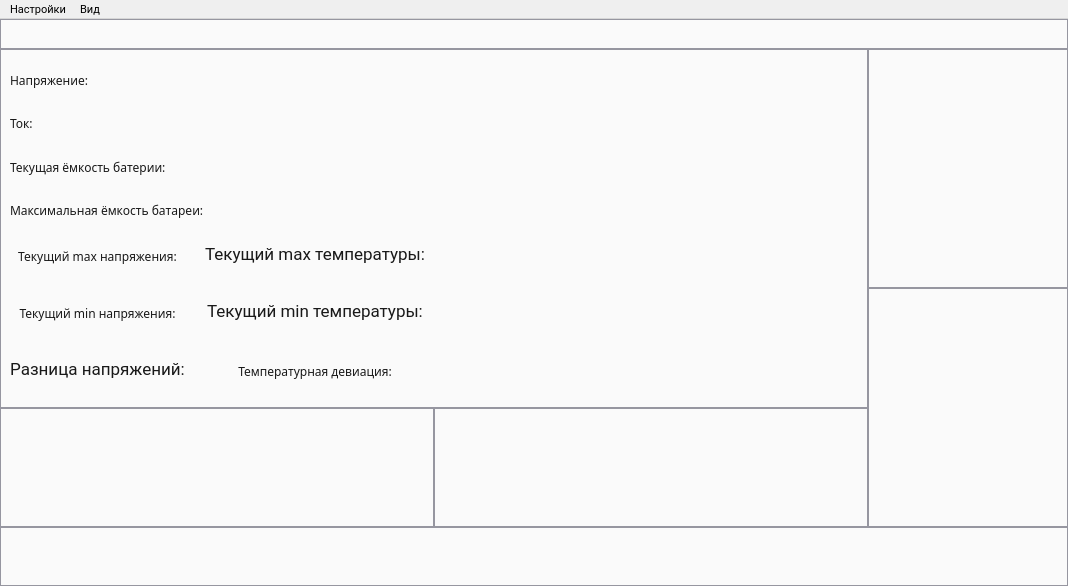
Before: the Qt Designer form mainwindow.ui in egornovichkov/BatteryStudio, drawn with Qt 5.
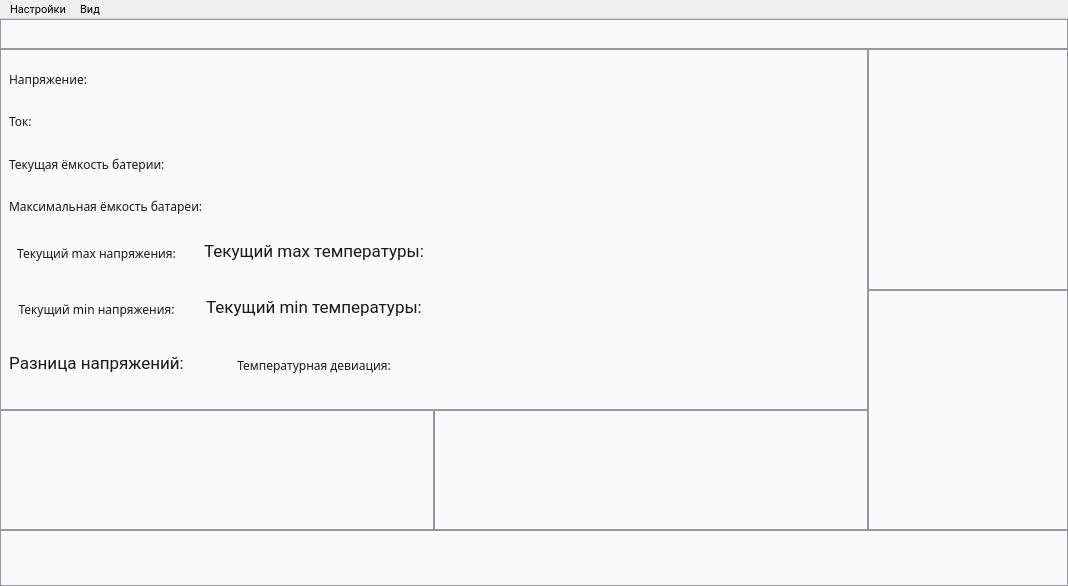
After: the same form once the commit is applied. Icons and pictures are not drawn.

Diff of the .ui file:
```diff
--- a/mainwindow.ui
+++ b/mainwindow.ui
@@ -120,20 +120,10 @@
 }</string>
             </property>
             <layout class="QVBoxLayout" name="verticalLayout_2">
-             <property name="spacing">
-              <number>3</number>
-             </property>
-             <property name="leftMargin">
-              <number>10</number>
-             </property>
-             <property name="rightMargin">
-              <number>0</number>
-             </property>
-             <property name="bottomMargin">
-              <number>0</number>
-             </property>
              <item>
-              <layout class="QVBoxLayout" name="GenInfoLayout">
+              <layout class="QHBoxLayout" name="GenInfoLayout">
+               <item>
+                <layout class="QVBoxLayout" name="GenInfoTxtLayout">
                <property name="spacing">
                 <number>0</number>
                </property>
@@ -196,9 +186,62 @@
 }</string>
                  </property>
                  <property name="text">
-                  <string>Максимальная ёмкость батареи:</string>
-                 </property>
-                </widget>
+                    <string>Максимальная ёмкость батареи:   </string>
+                   </property>
+                  </widget>
+                 </item>
+                </layout>
+               </item>
+               <item>
+                <spacer name="horizontalSpacer_3">
+                 <property name="orientation">
+                  <enum>Qt::Orientation::Horizontal</enum>
+                 </property>
+                 <property name="sizeType">
+                  <enum>QSizePolicy::Policy::Fixed</enum>
+                 </property>
+                 <property name="sizeHint" stdset="0">
+                  <size>
+                   <width>40</width>
+                   <height>20</height>
+                  </size>
+                 </property>
+                </spacer>
+               </item>
+               <item>
+                <widget class="QLabel" name="BatteryStatusIcon">
+                 <property name="styleSheet">
+                  <string notr="true">QLabel {
+	border: 0px;
+	background-color: transparent;
+}</string>
+                 </property>
+                 <property name="lineWidth">
+                  <number>0</number>
+                 </property>
+                 <property name="text">
+                  <string/>
+                 </property>
+                 <property name="pixmap">
+                  <pixmap resource="build/Desktop_Qt_6_7_2_MinGW_64_bit-Debug/debug/qmake_qmake_immediate.qrc">:/images/BatteryIcon.png</pixmap>
+                 </property>
+                 <property name="alignment">
+                  <set>Qt::AlignmentFlag::AlignCenter</set>
+                 </property>
+                </widget>
+               </item>
+               <item>
+                <spacer name="horizontalSpacer_2">
+                 <property name="orientation">
+                  <enum>Qt::Orientation::Horizontal</enum>
+                 </property>
+                 <property name="sizeHint" stdset="0">
+                  <size>
+                   <width>40</width>
+                   <height>20</height>
+                  </size>
+                 </property>
+                </spacer>
                </item>
               </layout>
              </item>
```
Left out of the diff: 36 changed lines with no effect on the pictures. Lines whose indentation alone changed are shown as unchanged.
